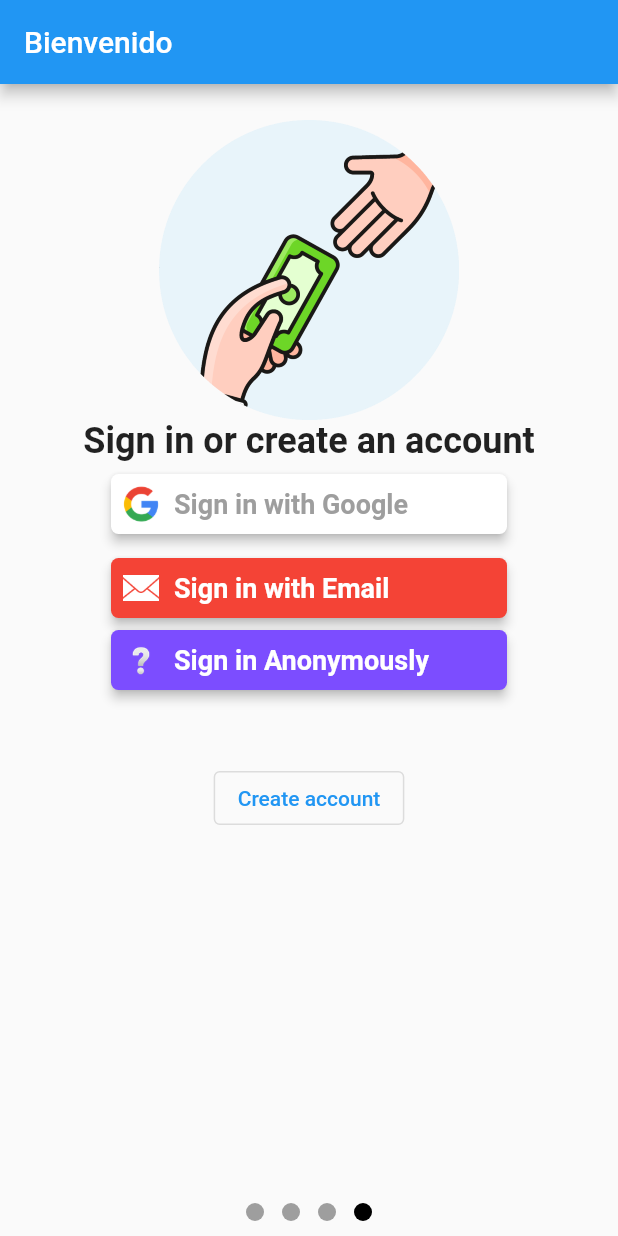
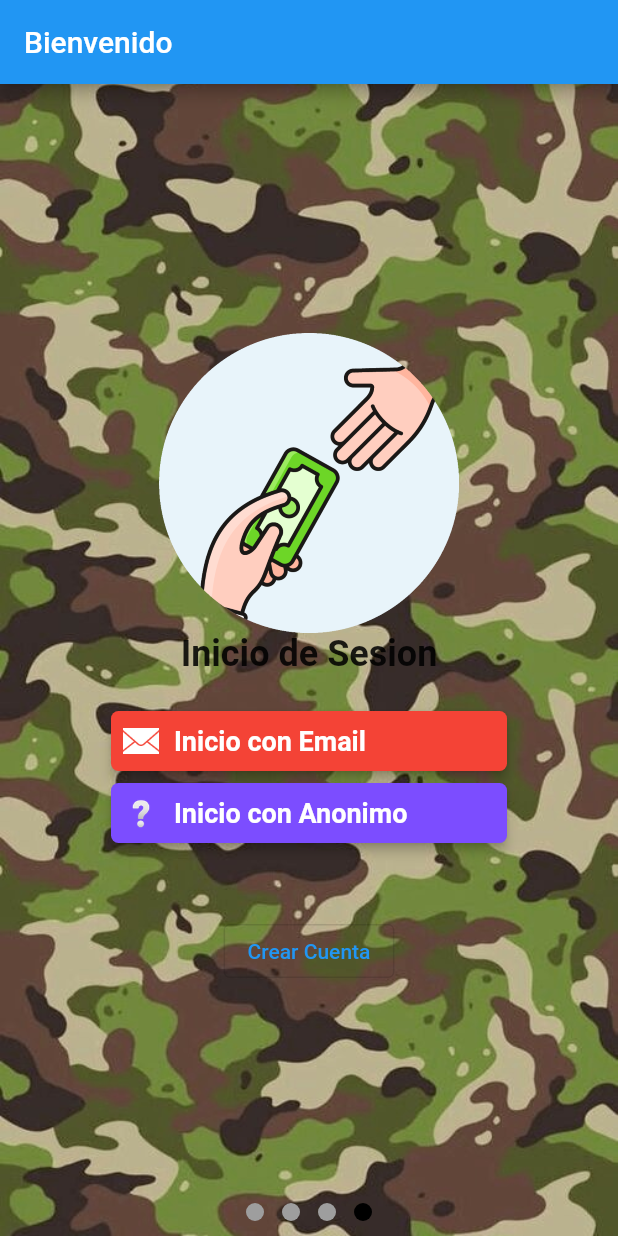
Before and after one commit to angelgoitia/flutter_simple, a Flutter app: the screen it shows after launch, swiped to page 4, on a phone screen of 412 x 824 dp. Run offline on Flutter 3.47's test engine with Material 2 defaults, Android fonts, the phone set to English and light mode, and no system bars; drawn by our look-alikes of page_indicator; our stand-ins replace firebase_auth, firebase_core, flutter_speed_dial, get, google_sign_in, photo_view and 1 more; missing offline and left inert: auto_size_text_pk; accounts and stored records are empty.

Commit message:
add modification

```diff
--- a/lib/controller/globalController.dart
+++ b/lib/controller/globalController.dart
@@ -50,8 +50,8 @@ class GlobalController extends GetxController {
   @override
   void onInit() {
     super.onInit();
-    url = "flutter-simple-api.herokuapp.com"; //heroku
-    //url = "192.168.1.121:8000"; //localhost
+    //url = "flutter-simple-api.herokuapp.com"; //heroku
+    url = "192.168.1.114:8000"; //localhost
 
     urlApi = "http://$url/api/auth/";
   }
--- a/lib/model/evaluate.dart
+++ b/lib/model/evaluate.dart
@@ -9,8 +9,8 @@ class Evaluate {
     return new Evaluate(
       id : json['type'],
       repTiemp : json['repTiemp'] == null? null : json['repTiemp'],
-      note : json['note'] == null? null : double.parse(json['note']),
-      pts : json['pts'] == null? null :  double.parse(json['pts']),
+      note : json['note'] == null? null : double.parse(json['note'].toString()),
+      pts : json['pts'] == null? null : double.parse(json['pts'].toString()),
     );
   }
 
--- a/lib/views/homePage.dart
+++ b/lib/views/homePage.dart
@@ -122,6 +122,12 @@ class _HomePageState extends State<HomePage> {
                 onTap: () => dataTableController.removeData(),
             ),
             SpeedDialChild(
+                child: Icon(Icons.delete, color: Colors.white,),
+                label: "Eliminar todos los registros",
+                backgroundColor: Colors.black,
+                onTap: () => dataTableController.removeAllData(),
+            ),
+            SpeedDialChild(
                 child: Icon(Icons.save, color: Colors.white,),
                 label: "Guardar Registros",
                 backgroundColor: Colors.green,
--- a/lib/views/intro_screnn_widget/loginPage.dart
+++ b/lib/views/intro_screnn_widget/loginPage.dart
@@ -17,7 +17,17 @@ class _LoginPageState extends State<LoginPage> {
   @override
   Widget build(BuildContext context) {
 
-    return ListView(
+    return Container(
+      width: double.infinity,
+      height: double.infinity,
+      alignment: Alignment.center,
+      decoration: BoxDecoration(
+        image: DecorationImage(
+          image: AssetImage("assets/Fondo_Militar.jpeg"),
+          fit: BoxFit.cover,
+        ),
+      ),
+      child: ListView(
         shrinkWrap: true,
         children: [
           Container(
@@ -26,14 +36,14 @@ class _LoginPageState extends State<LoginPage> {
               crossAxisAlignment: CrossAxisAlignment.center,
               children: <Widget>[
                 Image.asset(
-                'assets/intro_1.png',
+                  'assets/Logo.jpg',
                   width: 200,
                   height: 200,
                 ),
                 Container(
                   alignment: Alignment.center,
                   child: Text(
-                  'Sign in or create an account',
+                    'Inicio de Sesion',
                     textAlign: TextAlign.center,
                     style: const TextStyle(fontSize: 24.0, fontWeight: FontWeight.bold),
                   ),
@@ -44,13 +54,13 @@ class _LoginPageState extends State<LoginPage> {
                   child: Column(
                     children: [
                       SizedBox(height: 8),
-                    LoginButton(
-                      text: 'Sign in with Google',
+                      /* LoginButton(
+                        text: 'Inicio con Google',
                         imagePath: 'assets/icon_google.png',
                         color: Colors.white,
                         textColor: Colors.grey,
                         onTap: () => authController.signInWithGoogle(),
-                    ),
+                      ), */
                       SizedBox(height: 8),
                       /* LoginButton(
                         text: 'Sign in with Facebook',
@@ -60,7 +70,7 @@ class _LoginPageState extends State<LoginPage> {
                       ), */
                       SizedBox(height: 8),
                       LoginButton(
-                      text: 'Sign in with Email',
+                        text: 'Inicio con Email',
                         imagePath: 'assets/icon_email.png',
                         color: Colors.red,
                         textColor: Colors.white,
@@ -68,7 +78,7 @@ class _LoginPageState extends State<LoginPage> {
                       ),
                       SizedBox(height: 8),
                       LoginButton(
-                      text: 'Sign in Anonymously',
+                        text: 'Inicio con Anonimo',
                         imagePath: 'assets/icon_question.png',
                         color: Colors.deepPurpleAccent,
                         textColor: Colors.white,
@@ -76,7 +86,7 @@ class _LoginPageState extends State<LoginPage> {
                       ),
                       SizedBox(height: 48),
                       OutlinedButton(
-                      child: Text('Create account'),
+                        child: Text('Crear Cuenta'),
                         onPressed: () => Get.to(() => EmailCreate(), transition: Transition.rightToLeft),
                       ),
                     ],
@@ -86,6 +96,7 @@ class _LoginPageState extends State<LoginPage> {
             )
           )
         ],
+      )
     );
   }
 }
```
Also changed, not shown: lib/controller/dataTableController.dart (+71 -20 lines), lib/model/data.dart (+4 -4 lines), assets/Fondo_Militar.jpeg (added), assets/Logo.jpg (added). Lines whose indentation alone changed are shown as unchanged.
